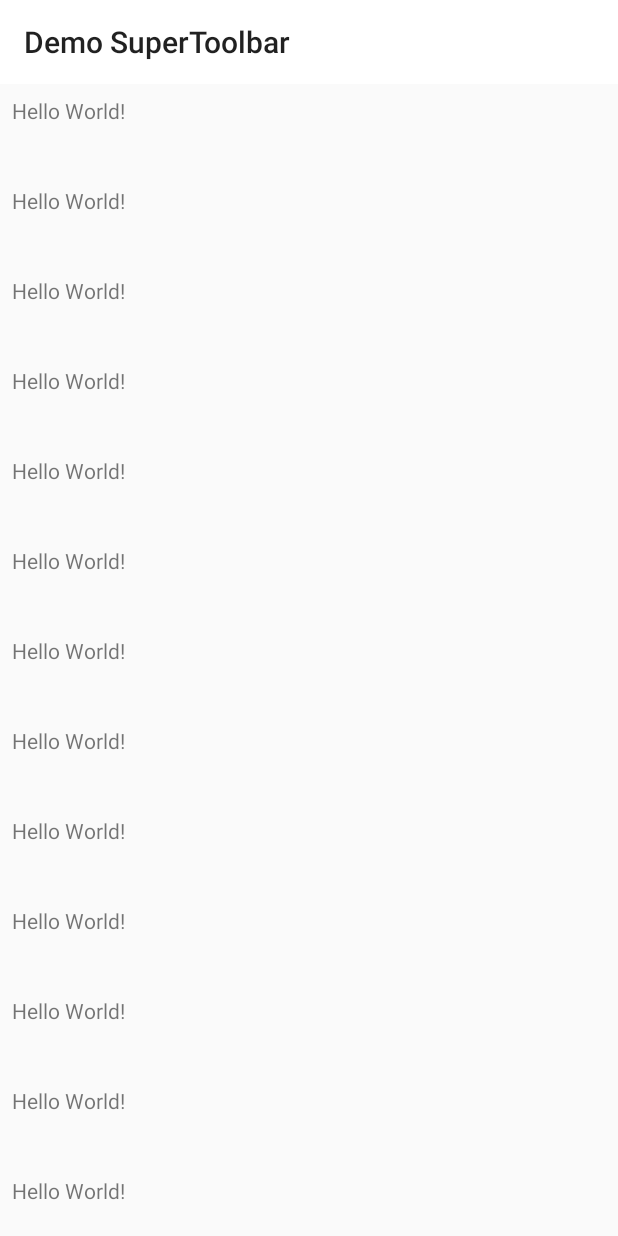
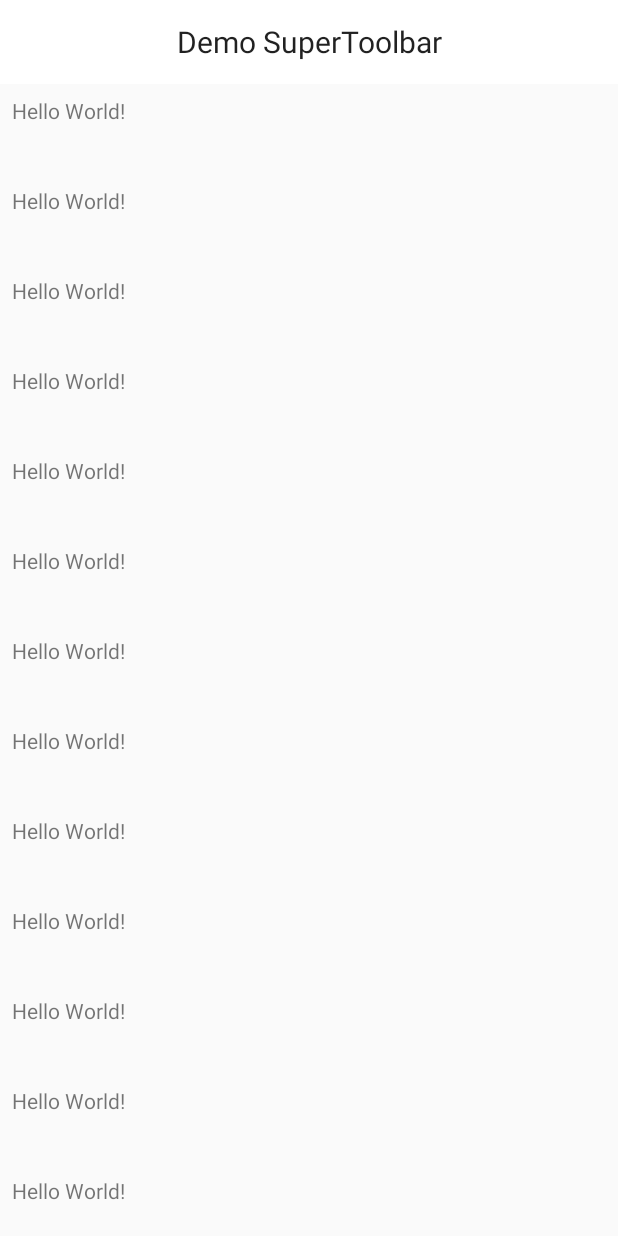
Before and after one commit to andrefrsousa/SuperToolbar, an Android app: the screen it shows after launch (DemoActivity), on a phone screen of 412 x 824 dp. Run offline under Robolectric (Android 15) with nearby library versions, the light colour scheme and no system bars.

Commit message:
Add support for centerTitle and useLightFont

```diff
--- a/demo/src/main/res/layout/activity_demo.xml
+++ b/demo/src/main/res/layout/activity_demo.xml
@@ -11,7 +11,9 @@
             android:id="@+id/toolbar"
             android:layout_width="match_parent"
             android:layout_height="?attr/actionBarSize"
-            android:background="@android:color/white"/>
+            android:background="@android:color/white"
+            app:superToolbar_useLightFont="true"
+            app:superToolbar_centerTitle="true"/>
 
     <android.support.v7.widget.RecyclerView
             android:id="@+id/items_list"
--- /dev/null
+++ b/lib/src/main/java/com/andrefrsousa/supertoolbar/KExtensions.kt
@@ -0,0 +1,36 @@
+/*
+ * The MIT License (MIT)
+ *
+ * Copyright (c) 2018 André Sousa
+ *
+ * Permission is hereby granted, free of charge, to any person obtaining a copy
+ * of this software and associated documentation files (the "Software"), to deal
+ * in the Software without restriction, including without limitation the rights
+ * to use, copy, modify, merge, publish, distribute, sublicense, and/or sell
+ * copies of the Software, and to permit persons to whom the Software is
+ * furnished to do so, subject to the following conditions:
+ *
+ * The above copyright notice and this permission notice shall be included in all
+ * copies or substantial portions of the Software.
+ *
+ * THE SOFTWARE IS PROVIDED "AS IS", WITHOUT WARRANTY OF ANY KIND, EXPRESS OR
+ * IMPLIED, INCLUDING BUT NOT LIMITED TO THE WARRANTIES OF MERCHANTABILITY,
+ * FITNESS FOR A PARTICULAR PURPOSE AND NONINFRINGEMENT. IN NO EVENT SHALL THE
+ * AUTHORS OR COPYRIGHT HOLDERS BE LIABLE FOR ANY CLAIM, DAMAGES OR OTHER
+ * LIABILITY, WHETHER IN AN ACTION OF CONTRACT, TORT OR OTHERWISE, ARISING FROM,
+ * OUT OF OR IN CONNECTION WITH THE SOFTWARE OR THE USE OR OTHER DEALINGS IN THE
+ * SOFTWARE.
+ */
+package com.andrefrsousa.supertoolbar
+
+import android.view.LayoutInflater
+import android.view.View
+import android.view.ViewGroup
+
+//region VIEW
+
+internal fun ViewGroup.inflate(layoutId: Int): View {
+    return LayoutInflater.from(context).inflate(layoutId, this, false)
+}
+
+//endregion
--- a/lib/src/main/java/com/andrefrsousa/supertoolbar/SuperToolbar.kt
+++ b/lib/src/main/java/com/andrefrsousa/supertoolbar/SuperToolbar.kt
@@ -24,16 +24,24 @@
 package com.andrefrsousa.supertoolbar
 
 import android.content.Context
+import android.graphics.Typeface
+import android.os.Build
 import android.support.v4.view.ViewCompat
+import android.support.v7.widget.AppCompatTextView
 import android.support.v7.widget.Toolbar
 import android.util.AttributeSet
+import android.view.Gravity
 import android.view.animation.DecelerateInterpolator
 
 private const val DURATION = 250
 
 open class SuperToolbar : Toolbar {
 
+    private lateinit var titleView: AppCompatTextView
+
     private var isElevationShown = false
+    private var centerTitle = false
+    private var useLightFont = false
     private var animationDuration = 0L
     private var toolbarElevation = 0f
 
@@ -57,6 +65,8 @@ open class SuperToolbar : Toolbar {
         with(context.obtainStyledAttributes(attrs, R.styleable.SuperToolbar, defStyleAttr, 0)) {
             animationDuration = getInt(R.styleable.SuperToolbar_superToolbar_animationDuration, DURATION).toLong()
             isElevationShown = getBoolean(R.styleable.SuperToolbar_superToolbar_showElevationAtStart, false)
+            centerTitle = getBoolean(R.styleable.SuperToolbar_superToolbar_centerTitle, false)
+            useLightFont = getBoolean(R.styleable.SuperToolbar_superToolbar_useLightFont, false)
             recycle()
         }
 
@@ -73,6 +83,66 @@ open class SuperToolbar : Toolbar {
         if (!isElevationShown) {
             ViewCompat.setElevation(this, 0f)
         }
+
+        // Add a custom title view
+        if (centerTitle || useLightFont) {
+            titleView = inflate(R.layout.super_toolbar_title) as AppCompatTextView
+
+            if (useLightFont) {
+                titleView.typeface = Typeface.SANS_SERIF
+            }
+
+            if (centerTitle) {
+                val layoutParams = titleView.layoutParams as Toolbar.LayoutParams
+                layoutParams.gravity = Gravity.CENTER
+                addView(titleView, layoutParams)
+
+            } else {
+                addView(titleView)
+            }
+        }
+    }
+
+    override fun setTitle(resId: Int) {
+        if (::titleView.isInitialized) {
+            titleView.setText(resId)
+            return
+        }
+
+        super.setTitle(resId)
+    }
+
+    override fun setTitle(title: CharSequence?) {
+        if (::titleView.isInitialized) {
+            titleView.text = title
+            return
+        }
+
+        super.setTitle(title)
+    }
+
+    override fun setTitleTextAppearance(context: Context?, resId: Int) {
+        if (::titleView.isInitialized) {
+            if (hasMinimumSdk(Build.VERSION_CODES.M)) {
+                titleView.setTextAppearance(resId)
+
+            } else {
+                titleView.setTextAppearance(context, resId)
+            }
+
+            return
+        }
+
+        super.setTitleTextAppearance(context, resId)
+    }
+
+    override fun setTitleTextColor(color: Int) {
+        if (::titleView.isInitialized) {
+            titleView.setTextColor(color)
+            return
+        }
+
+        super.setTitleTextColor(color)
     }
 
     //region PUBLIC METHODS
--- /dev/null
+++ b/lib/src/main/res/layout/super_toolbar_title.xml
@@ -0,0 +1,7 @@
+<?xml version="1.0" encoding="utf-8"?>
+<android.support.v7.widget.AppCompatTextView
+        xmlns:android="http://schemas.android.com/apk/res/android"
+        android:id="@+id/toolbar_title"
+        android:layout_width="wrap_content"
+        android:layout_height="wrap_content"
+        style="@style/TextAppearance.Widget.AppCompat.Toolbar.Title"/>
--- a/lib/src/main/res/values/attrs.xml
+++ b/lib/src/main/res/values/attrs.xml
@@ -4,6 +4,8 @@
     <declare-styleable name="SuperToolbar">
         <attr name="superToolbar_animationDuration" format="integer"/>
         <attr name="superToolbar_showElevationAtStart" format="boolean"/>
+        <attr name="superToolbar_centerTitle" format="boolean"/>
+        <attr name="superToolbar_useLightFont" format="boolean"/>
     </declare-styleable>
 
 </resources>
```
Also changed, not shown: lib/src/main/java/com/andrefrsousa/supertoolbar/Utils.kt (added, +30 -0 lines).
